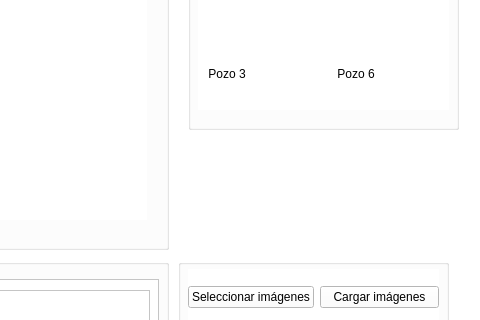
This is GUI/ui/GUI_coloniasFin.ui in nroldanf/colonies as Qt 5 draws it before an edit; both pictures show x 512 to 992 and y 251 to 571 of the 992 by 687 pixel window. The edited form follows.
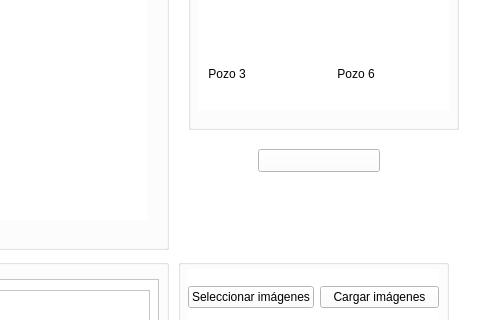
This is the edited form.

Commit message: Switching between original and procesed images functional

```diff
--- a/GUI/ui/GUI_coloniasFin.ui
+++ b/GUI/ui/GUI_coloniasFin.ui
@@ -467,6 +467,19 @@
     </property>
    </widget>
   </widget>
+  <widget class="QPushButton" name="btnSwitch">
+   <property name="geometry">
+    <rect>
+     <x>770</x>
+     <y>400</y>
+     <width>122</width>
+     <height>23</height>
+    </rect>
+   </property>
+   <property name="text">
+    <string/>
+   </property>
+  </widget>
  </widget>
  <resources/>
  <connections/>
```
The commit also changes 2 other files.
